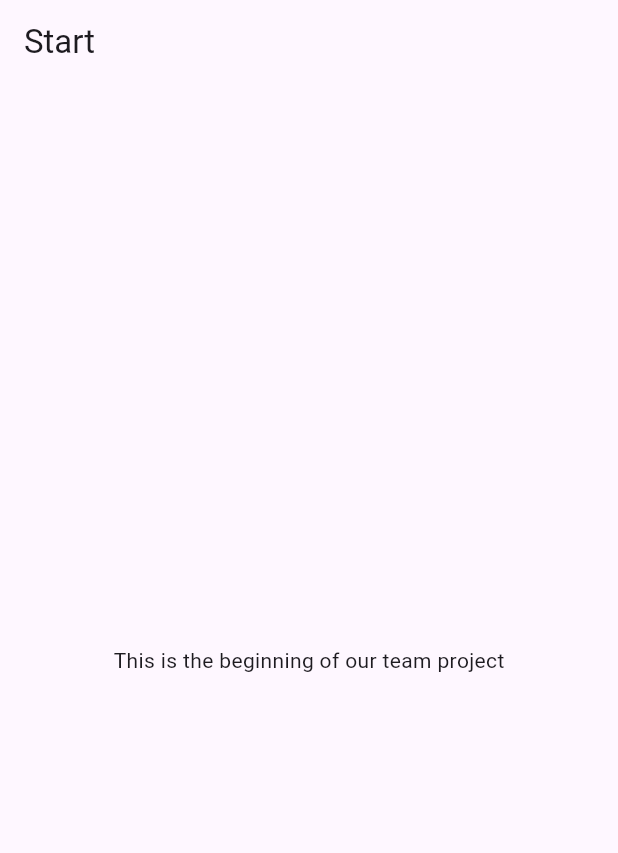
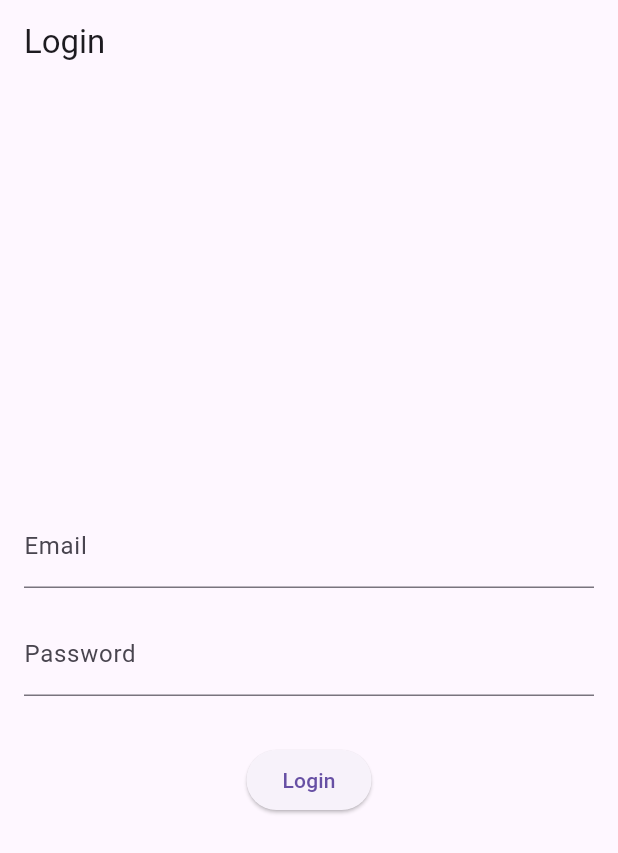
Before and after one commit to overcookedcircuit/Flutter-App, a Flutter app: the screen it shows after launch, on a phone screen of 412 x 824 dp. Shown: the top 853 px of the screen. Run offline on Flutter 3.47's test engine with Material 3 defaults, Android fonts, the light colour scheme and no system bars.

```diff
--- a/ecommerce_shop/lib/main.dart
+++ b/ecommerce_shop/lib/main.dart
@@ -11,22 +11,91 @@ class MyApp extends StatelessWidget {
   Widget build(BuildContext context) {
     return MaterialApp(
       debugShowCheckedModeBanner: false,
-      home: HomePage(),
+      home: LoginPage(),
+    );
+  }
+}
+
+class LoginPage extends StatefulWidget {
+  const LoginPage({Key? key}) : super(key: key);
+
+  @override
+  State<LoginPage> createState() => _LoginPageState();
+}
+
+class _LoginPageState extends State<LoginPage> {
+  TextEditingController _emailController = TextEditingController();
+  TextEditingController _passwordController = TextEditingController();
+
+  void _login() {
+    String _email = _emailController.text.trim();
+    String _password = _passwordController.text.trim();
+
+    // Check for valid credentials (for demonstration purpose, hardcoded)
+    if (_email == '123@gmail.com' && _password == '123') {
+      ScaffoldMessenger.of(context).showSnackBar(
+        SnackBar(content: Text('Registration successful')),
+      );
+      Navigator.push(
+        context,
+        MaterialPageRoute(builder: (context) => HomePage(email: _email)),
+      );
+    } else {
+      ScaffoldMessenger.of(context).showSnackBar(
+        SnackBar(content: Text('Login failed')),
+      );
+    }
+  }
+
+  @override
+  Widget build(BuildContext context) {
+    return Scaffold(
+      appBar: AppBar(
+        title: Text('Login'),
+      ),
+      body: Padding(
+        padding: EdgeInsets.all(16.0),
+        child: Column(
+          mainAxisAlignment: MainAxisAlignment.center,
+          children: [
+            TextField(
+              controller: _emailController,
+              decoration: InputDecoration(labelText: 'Email'),
+            ),
+            SizedBox(height: 16.0),
+            TextField(
+              controller: _passwordController,
+              decoration: InputDecoration(labelText: 'Password'),
+              obscureText: true,
+            ),
+            SizedBox(height: 32.0),
+            ElevatedButton(
+              onPressed: _login,
+              child: Text('Login'),
+            ),
+          ],
+        ),
+      ),
     );
   }
 }
 
 class HomePage extends StatelessWidget {
-  const HomePage({super.key});
+  final String email;
+
+  HomePage({required this.email});
 
   @override
   Widget build(BuildContext context) {
     return Scaffold(
       appBar: AppBar(
-        title: Text("Start"),
+        title: Text('Welcome'),
       ),
       body: Center(
-        child: Text("This is the beginning of our team project"),
+        child: Text(
+          'Logged in as: $email',
+          style: TextStyle(fontSize: 24.0),
+        ),
       ),
     );
   }
```
